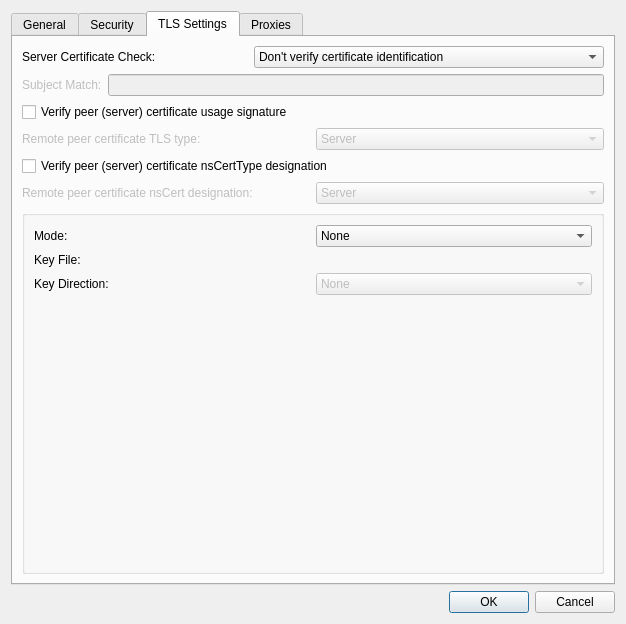
Above: vpn/openvpn/openvpnadvanced.ui from lenz1111/plasma-nm before the change. Below: the same form after it.
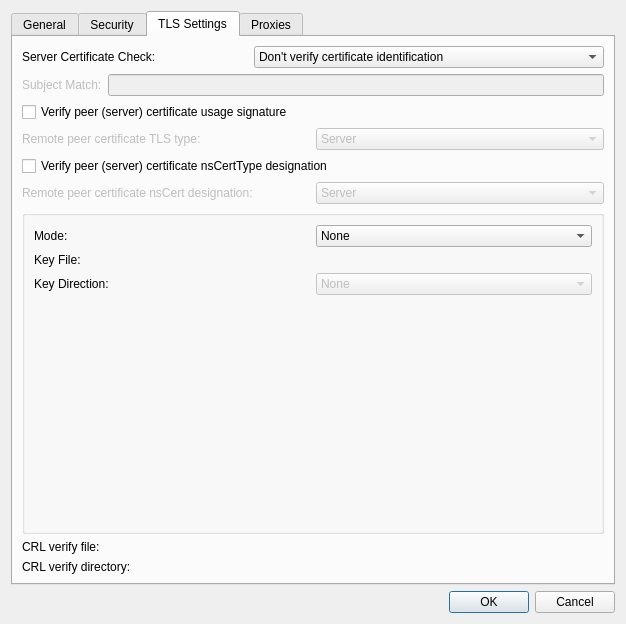
That is the form after the change. The open tabs and pages were chosen to show the change. Custom widgets are drawn as their Qt base class.

Commit message: openvpn: Implement crl verify files

What changed in the file:
```diff
--- a/vpn/openvpn/openvpnadvanced.ui
+++ b/vpn/openvpn/openvpnadvanced.ui
@@ -1027,6 +1027,60 @@
          </layout>
         </widget>
        </item>
+      <item>
+       <layout class="QHBoxLayout" name="horizontalLayout_crlFile">
+        <item>
+         <widget class="QLabel" name="lblCrlVerifyFile">
+          <property name="text">
+           <string>CRL verify file:</string>
+          </property>
+          <property name="toolTip">
+           <string>Path to a local Certificate Revocation List (CRL) file to verify peer certificates.</string>
+          </property>
+          <property name="buddy">
+           <cstring>kurlCrlVerifyFile</cstring>
+          </property>
+         </widget>
+        </item>
+        <item>
+         <widget class="KUrlRequester" name="kurlCrlVerifyFile">
+          <property name="toolTip">
+           <string>Path to a local Certificate Revocation List (CRL) file to verify peer certificates.</string>
+          </property>
+          <property name="mode">
+           <set>KFile::File|KFile::ExistingOnly|KFile::LocalOnly</set>
+          </property>
+         </widget>
+        </item>
+       </layout>
+      </item>
+      <item>
+       <layout class="QHBoxLayout" name="horizontalLayout_crlDir">
+        <item>
+         <widget class="QLabel" name="lblCrlVerifyDir">
+          <property name="text">
+           <string>CRL verify directory:</string>
+          </property>
+          <property name="toolTip">
+           <string>Path to a local directory containing Certificate Revocation List (CRL) files.</string>
+          </property>
+          <property name="buddy">
+           <cstring>kurlCrlVerifyDir</cstring>
+          </property>
+         </widget>
+        </item>
+        <item>
+         <widget class="KUrlRequester" name="kurlCrlVerifyDir">
+          <property name="toolTip">
+           <string>Path to a local directory containing Certificate Revocation List (CRL) files.</string>
+          </property>
+          <property name="mode">
+           <set>KFile::Directory|KFile::ExistingOnly|KFile::LocalOnly</set>
+          </property>
+         </widget>
+        </item>
+       </layout>
+      </item>
       </layout>
      </widget>
      <widget class="QWidget" name="proxyTab">
```
Left out of the diff: 2 changed lines with no effect on the pictures. Lines whose indentation alone changed are shown as unchanged. The commit also changes 1 other file.
